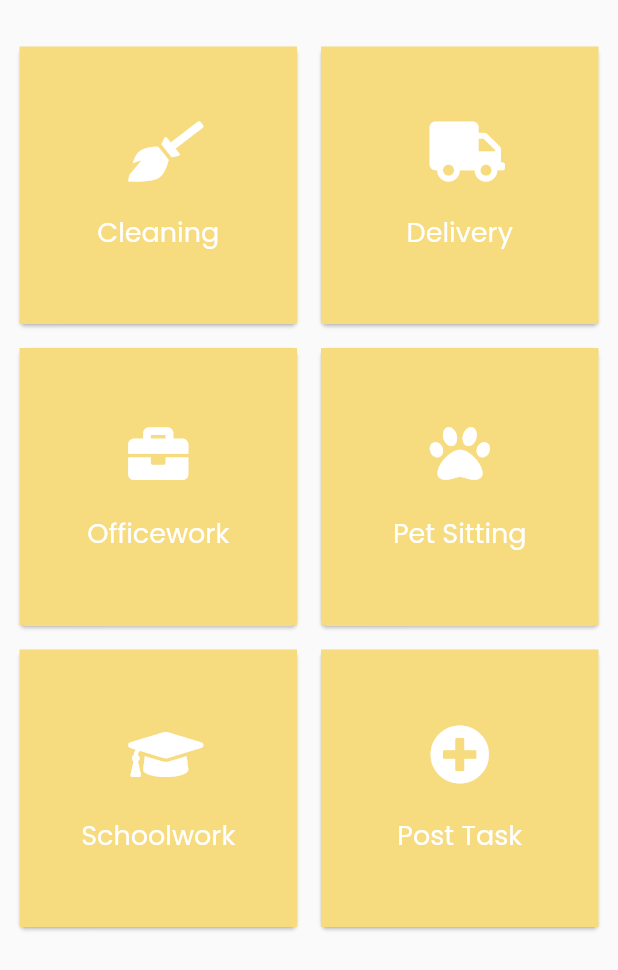
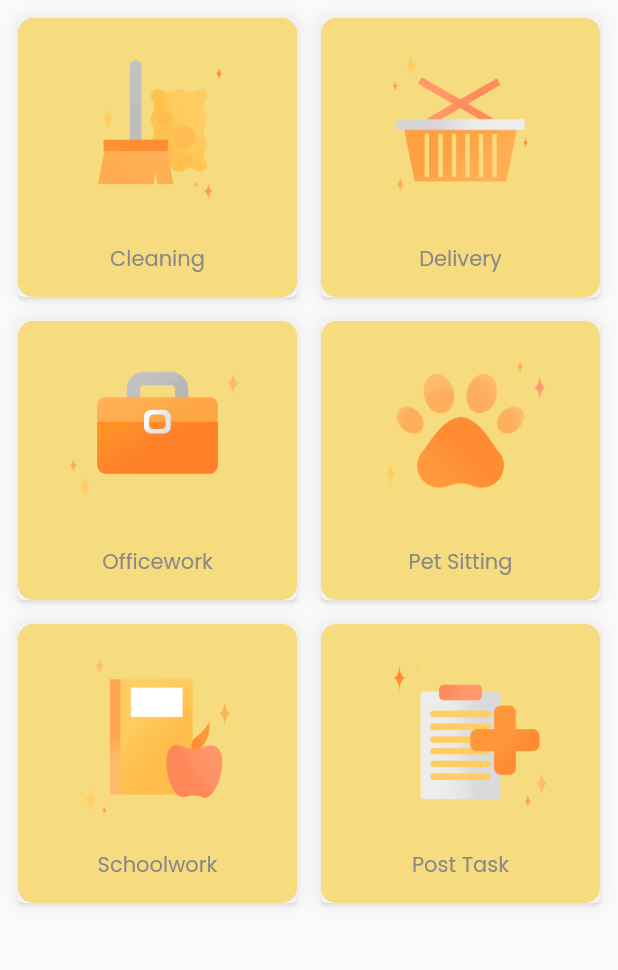
Before and after one commit to jrmgarcia/pasabay_app, a Flutter app: the DashboardView screen opened directly, on a phone screen of 412 x 824 dp. Shown: the top 970 px of the screen. Run offline on Flutter 3.47's test engine with Material 2 defaults, Android fonts, the phone set to English and light mode, and no system bars; our stand-ins replace cached_network_image, cloud_firestore, curved_navigation_bar, firebase_auth, firebase_storage, flutter_rating_bar and 7 more; accounts and stored records are empty.

Commit message:
Added custom icons and illustrations

```diff
--- a/lib/ui/views/dashboard_view.dart
+++ b/lib/ui/views/dashboard_view.dart
@@ -1,18 +1,18 @@
-import 'package:font_awesome_flutter/font_awesome_flutter.dart';
 import 'package:pasabay_app/ui/shared/my_drawer.dart';
 import 'package:flutter/material.dart';
 import 'package:pasabay_app/viewmodels/dashboard_view_model.dart';
 import 'package:provider_architecture/viewmodel_provider.dart';
+import 'package:pasabay_app/ui/shared/shared_styles.dart';
 
 class DashboardView extends StatelessWidget {
   const DashboardView({Key key}) : super(key: key);
 
-  Card makeDashboardItem(String title, IconData icon, Future Function() function) {
+  Card makeDashboardItem(String title, String fileName, Future Function() function) {
     return Card(
       elevation: 1.0,
       margin: new EdgeInsets.all(8.0),
       child: Container(
-        decoration: BoxDecoration(color: Color(0xFFF6DB7F)),
+        decoration: myBoxDecoration,
         child: new InkWell(
           onTap: function,
           child: Column(
@@ -20,16 +20,13 @@ class DashboardView extends StatelessWidget {
             mainAxisSize: MainAxisSize.min,
             verticalDirection: VerticalDirection.down,
             children: <Widget>[
-              SizedBox(height: 50.0),
               Center(
-                  child: Icon(
-                icon,
-                size: 40.0,
-                color: Colors.white,
-              )),
-              SizedBox(height: 20.0),
+                child: SizedBox(
+                  child: Image.asset('assets/images/' + fileName, height: 150),
+                )
+              ),
               Center(
-                child: Text(title, style: TextStyle(fontSize: 18.0, color: Colors.white)),
+                child: Text(title, style: TextStyle(fontSize: 14.0, color: Color(0xFF888888))),
               )
             ],
           ),
@@ -45,17 +42,17 @@ class DashboardView extends StatelessWidget {
       builder: (context, model, child) => Scaffold(
         endDrawer: MyDrawer(),
         body: Container(
-        padding: EdgeInsets.symmetric(vertical: 20.0, horizontal: 2.0),
+        padding: EdgeInsets.symmetric(vertical: 1.0, horizontal: 1.0),
         child: GridView.count(
           crossAxisCount: 2,
           padding: EdgeInsets.all(3.0),
           children: <Widget>[
-            makeDashboardItem("Cleaning", FontAwesomeIcons.broom, model.browseTo),
-            makeDashboardItem("Delivery", FontAwesomeIcons.truck, model.browseTo),
-            makeDashboardItem("Officework", FontAwesomeIcons.briefcase, model.browseTo),
-            makeDashboardItem("Pet Sitting", FontAwesomeIcons.paw, model.browseTo),
-            makeDashboardItem("Schoolwork", FontAwesomeIcons.graduationCap, model.browseTo),
-            makeDashboardItem("Post Task", FontAwesomeIcons.plusCircle, model.navigateToCreateView)
+            makeDashboardItem("Cleaning", "icon_cleaning.PNG", model.browseTo),
+            makeDashboardItem("Delivery", "icon_delivery.PNG", model.browseTo),
+            makeDashboardItem("Officework", "icon_officework.PNG", model.browseTo),
+            makeDashboardItem("Pet Sitting", "icon_pet_sitting.PNG", model.browseTo),
+            makeDashboardItem("Schoolwork", "icon_schoolwork.PNG", model.browseTo),
+            makeDashboardItem("Post Task", "icon_post_task.PNG", model.navigateToCreateView)
           ],
         ),
       ),
--- a/lib/ui/views/onboarding_view.dart
+++ b/lib/ui/views/onboarding_view.dart
@@ -1,6 +1,5 @@
 import 'package:flutter/material.dart';
 import 'package:flutter/services.dart';
-import 'package:font_awesome_flutter/font_awesome_flutter.dart';
 import 'package:pasabay_app/constants/route_names.dart';
 import 'package:pasabay_app/locator.dart';
 import 'package:pasabay_app/services/navigation_service.dart';
@@ -107,9 +106,10 @@ class _OnboardingViewState extends State<OnboardingView> {
                           mainAxisAlignment: MainAxisAlignment.center,
                           children: <Widget>[
                             Center(
-                              child: Icon(FontAwesomeIcons.tasks, color: Colors.white, size: 256.0),
+                              child: SizedBox(
+                                child: Image.asset('assets/images/onboarding-1.PNG', height: 360),
+                              ),
                             ),
-                            verticalSpaceLarge,
                             Text(
                               'Get your tasks done!',
                               style: myTitleStyle1,
@@ -131,9 +131,11 @@ class _OnboardingViewState extends State<OnboardingView> {
                           mainAxisAlignment: MainAxisAlignment.center,
                           children: <Widget>[
                             Center(
-                              child: Icon(FontAwesomeIcons.dollarSign, color: Colors.white, size: 256.0),
+                              child: SizedBox(
+                                child: Image.asset('assets/images/onboarding-2.PNG', height: 360),
+                              ),
                             ),
-                            verticalSpaceLarge,
+
                             Text(
                               'Make extra income!',
                               style: myTitleStyle1,
```
Also changed, not shown: assets/images/icon_cleaning.PNG (added), assets/images/icon_delivery.PNG (added), assets/images/icon_officework.PNG (added), assets/images/icon_pet_sitting.PNG (added), assets/images/icon_post_task.PNG (added), assets/images/icon_schoolwork.PNG (added), assets/images/onboarding-1.PNG (added), assets/images/onboarding-2.PNG (added).
